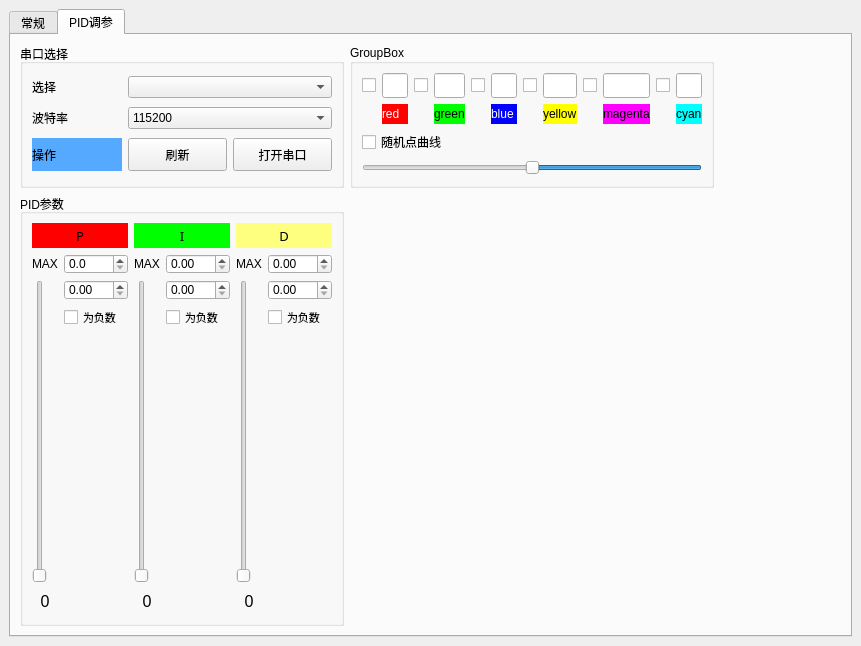
Qt form ui_mainwidow.ui (StrangeChan/SerialDebuggingAssistant) before a commit.
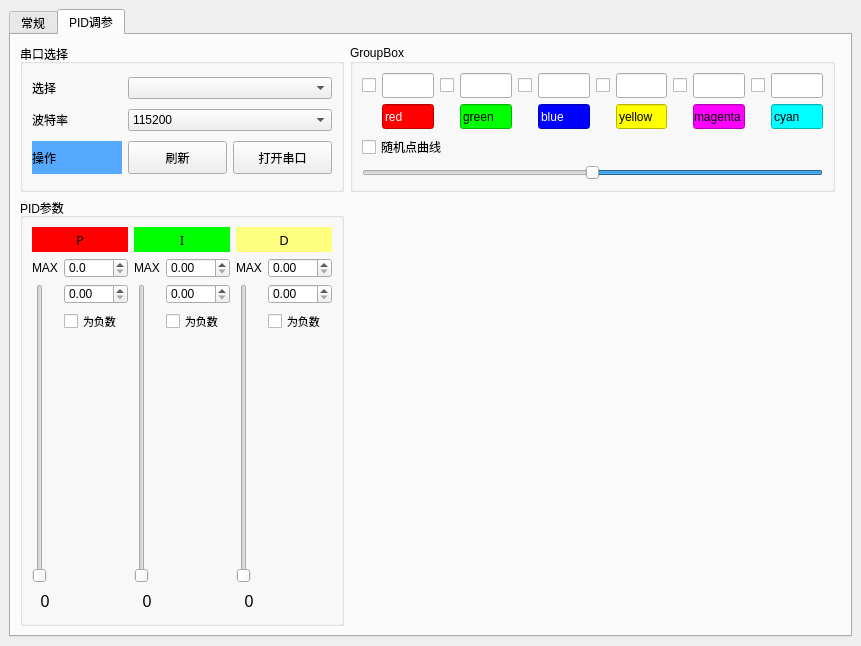
The same form after that commit. Custom widgets are drawn as their Qt base class.

The edit to the form file:
```diff
--- a/ui_mainwidow.ui
+++ b/ui_mainwidow.ui
@@ -327,7 +327,20 @@
        <attribute name="title">
         <string>PID调参</string>
        </attribute>
-       <layout class="QGridLayout" name="gridLayout_8" rowstretch="1,3" columnstretch="1,3,1">
+       <layout class="QGridLayout" name="gridLayout_8" rowstretch="1,0" columnstretch="1,0,0">
+        <item row="0" column="2">
+         <spacer name="horizontalSpacer">
+          <property name="orientation">
+           <enum>Qt::Horizontal</enum>
+          </property>
+          <property name="sizeHint" stdset="0">
+           <size>
+            <width>172</width>
+            <height>20</height>
+           </size>
+          </property>
+         </spacer>
+        </item>
         <item row="0" column="0">
          <widget class="QGroupBox" name="groupBox_4">
           <property name="title">
@@ -457,7 +470,7 @@
              <item>
               <layout class="QGridLayout" name="gridLayout_9">
                <item row="0" column="0">
-                <widget class="QCheckBox" name="checkBox">
+                <widget class="QCheckBox" name="checkBox_1">
                  <property name="maximumSize">
                   <size>
                    <width>20</width>
@@ -469,16 +482,6 @@
                  </property>
                 </widget>
                </item>
-               <item row="0" column="1">
-                <widget class="QLineEdit" name="lineEdit">
-                 <property name="minimumSize">
-                  <size>
-                   <width>0</width>
-                   <height>25</height>
-                  </size>
-                 </property>
-                </widget>
-               </item>
                <item row="1" column="0">
                 <spacer name="horizontalSpacer_2">
                  <property name="orientation">
@@ -492,18 +495,22 @@
                  </property>
                 </spacer>
                </item>
-               <item row="1" column="1">
-                <widget class="QLabel" name="label_3">
+               <item row="0" column="1">
+                <widget class="QLineEdit" name="lineEdit">
                  <property name="minimumSize">
                   <size>
                    <width>0</width>
-                   <height>20</height>
+                   <height>25</height>
                   </size>
                  </property>
-                 <property name="maximumSize">
+                </widget>
+               </item>
+               <item row="1" column="1">
+                <widget class="QLineEdit" name="lineEdit_7">
+                 <property name="minimumSize">
                   <size>
-                   <width>16777215</width>
-                   <height>20</height>
+                   <width>0</width>
+                   <height>25</height>
                   </size>
                  </property>
                  <property name="styleSheet">
@@ -555,21 +562,15 @@
                 </spacer>
                </item>
                <item row="1" column="1">
-                <widget class="QLabel" name="label_4">
+                <widget class="QLineEdit" name="lineEdit_8">
                  <property name="minimumSize">
                   <size>
                    <width>0</width>
-                   <height>20</height>
-                  </size>
-                 </property>
-                 <property name="maximumSize">
-                  <size>
-                   <width>16777215</width>
-                   <height>20</height>
+                   <height>25</height>
                   </size>
                  </property>
                  <property name="styleSheet">
-                  <string notr="true">background:rgb(0,255, 0)</string>
+                  <string notr="true">background:rgb(0,255, 0);color:rgb(0,0,0)</string>
                  </property>
                  <property name="text">
                   <string>green</string>
@@ -617,21 +618,15 @@
                 </spacer>
                </item>
                <item row="1" column="1">
-                <widget class="QLabel" name="label_12">
+                <widget class="QLineEdit" name="lineEdit_9">
                  <property name="minimumSize">
                   <size>
                    <width>0</width>
-                   <height>20</height>
-                  </size>
-                 </property>
-                 <property name="maximumSize">
-                  <size>
-                   <width>16777215</width>
-                   <height>20</height>
+                   <height>25</height>
                   </size>
                  </property>
                  <property name="styleSheet">
-                  <string notr="true">background:rgb(0, 0,255);color:rgb(255, 255, 255)</string>
+                  <string notr="true">background:rgb(0, 0, 255);color:rgb(255, 255, 255)</string>
                  </property>
                  <property name="text">
                   <string>blue</string>
@@ -679,21 +674,15 @@
                 </spacer>
                </item>
                <item row="1" column="1">
-                <widget class="QLabel" name="label_13">
+                <widget class="QLineEdit" name="lineEdit_10">
                  <property name="minimumSize">
                   <size>
                    <width>0</width>
-                   <height>20</height>
-                  </size>
-                 </property>
-                 <property name="maximumSize">
-                  <size>
-                   <width>16777215</width>
-                   <height>20</height>
+                   <height>25</height>
                   </size>
                  </property>
                  <property name="styleSheet">
-                  <string notr="true">background:rgb(255,255, 0)</string>
+                  <string notr="true">background:rgb(255, 255, 0);color:rgb(0,0,0)</string>
                  </property>
                  <property name="text">
                   <string>yellow</string>
@@ -741,21 +730,15 @@
                 </spacer>
                </item>
                <item row="1" column="1">
-                <widget class="QLabel" name="label_14">
+                <widget class="QLineEdit" name="lineEdit_11">
                  <property name="minimumSize">
                   <size>
                    <width>0</width>
-                   <height>20</height>
-                  </size>
-                 </property>
-                 <property name="maximumSize">
-                  <size>
-                   <width>16777215</width>
-                   <height>20</height>
+                   <height>25</height>
                   </size>
                  </property>
                  <property name="styleSheet">
-                  <string notr="true">background:rgb(255, 0, 255)</string>
+                  <string notr="true">background:rgb(255, 0, 255);color:rgb(0,0,0)</string>
                  </property>
                  <property name="text">
                   <string>magenta</string>
@@ -803,21 +786,15 @@
                 </spacer>
                </item>
                <item row="1" column="1">
-                <widget class="QLabel" name="label_15">
+                <widget class="QLineEdit" name="lineEdit_12">
                  <property name="minimumSize">
                   <size>
                    <width>0</width>
-                   <height>20</height>
-                  </size>
-                 </property>
-                 <property name="maximumSize">
-                  <size>
-                   <width>16777215</width>
-                   <height>20</height>
+                   <height>25</height>
                   </size>
                  </property>
                  <property name="styleSheet">
-                  <string notr="true">background:rgb(0, 255, 255)</string>
+                  <string notr="true">background:rgb(0, 255, 255);color:rgb(0,0,0)</string>
                  </property>
                  <property name="text">
                   <string>cyan</string>
@@ -1317,19 +1294,6 @@
           </property>
          </widget>
         </item>
-        <item row="0" column="2">
-         <spacer name="horizontalSpacer">
-          <property name="orientation">
-           <enum>Qt::Horizontal</enum>
-          </property>
-          <property name="sizeHint" stdset="0">
-           <size>
-            <width>172</width>
-            <height>20</height>
-           </size>
-          </property>
-         </spacer>
-        </item>
        </layout>
       </widget>
      </widget>
```
